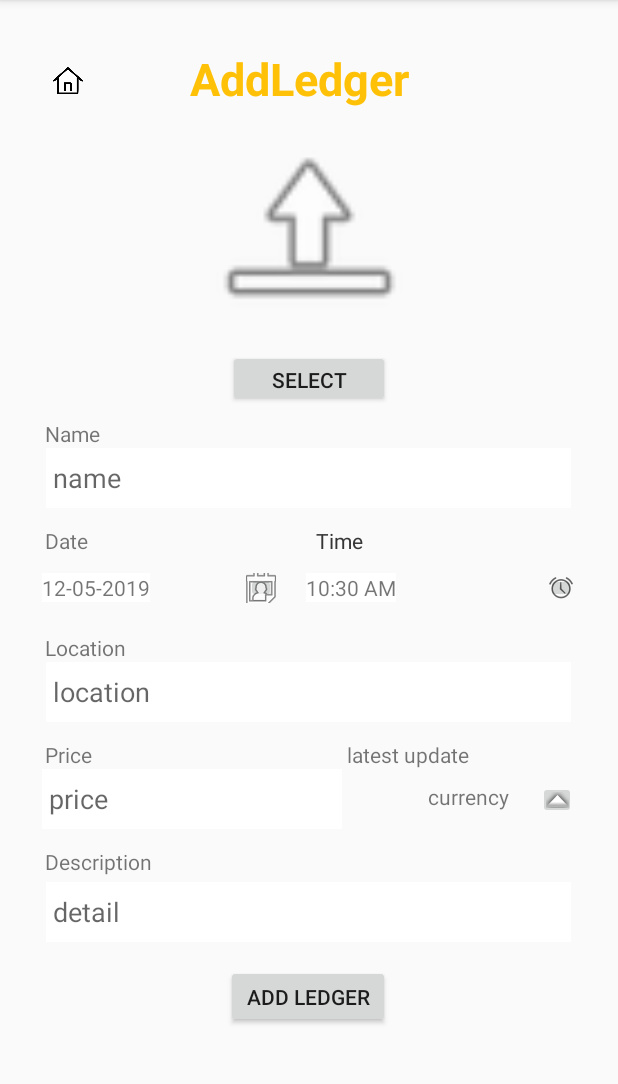
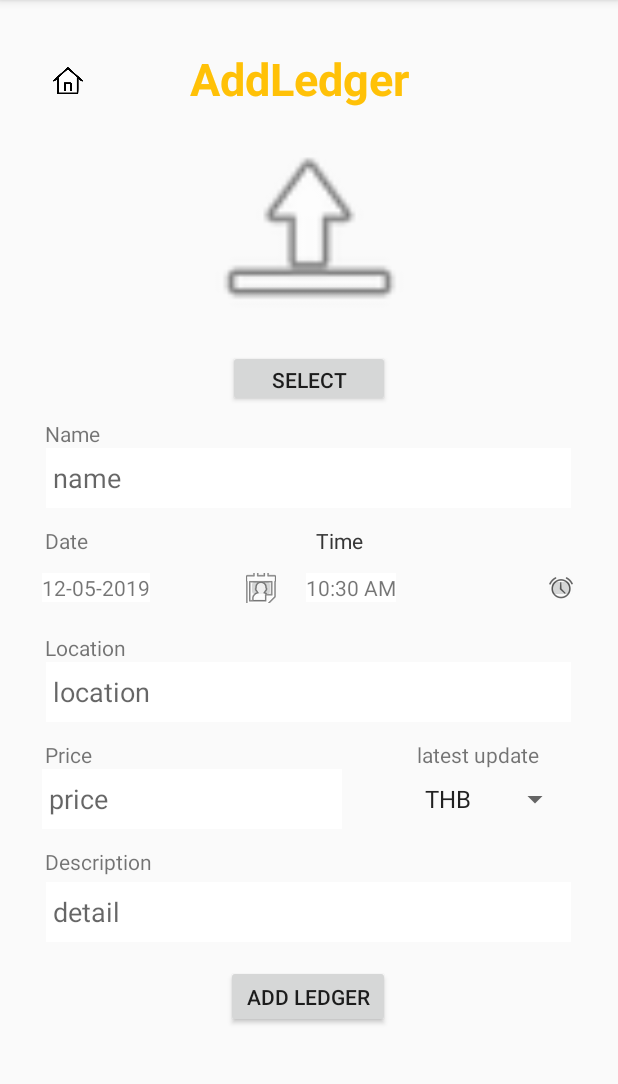
Before and after one commit to PittayutSothanakul/MemoL, an Android app: the AddLedgerActivity screen opened directly, with no data from a screen before it, on a phone screen of 412 x 824 dp, the part 84-1168 px from its top. Run offline under Robolectric (Android 15) with nearby library versions, the phone set to English and light mode, and no system bars; our stand-ins replace Firebase (no records; nobody signed in at launch, a user with empty details on screens opened directly); pictures from the network do not load; 2 statements that could not run were skipped.

Commit message:
add currency to firebase

```diff
--- a/app/build.gradle
+++ b/app/build.gradle
@@ -39,5 +39,4 @@ dependencies {
     implementation 'com.android.support:cardview-v7:27.1.1'
     implementation 'com.android.support:recyclerview-v7:27.1.1'
 
-
 }
--- a/app/src/main/java/com/example/memol/AddLedgerActivity.java
+++ b/app/src/main/java/com/example/memol/AddLedgerActivity.java
@@ -18,10 +18,13 @@ import android.support.v4.content.ContextCompat;
 import android.support.v7.app.AppCompatActivity;
 import android.util.Log;
 import android.view.View;
+import android.widget.AdapterView;
+import android.widget.ArrayAdapter;
 import android.widget.Button;
 import android.widget.DatePicker;
 import android.widget.ImageButton;
 import android.widget.ImageView;
+import android.widget.Spinner;
 import android.widget.TextView;
 import android.widget.TimePicker;
 import android.widget.Toast;
@@ -42,11 +45,11 @@ import java.util.Calendar;
 import java.util.Date;
 import java.util.Locale;
 
-public class AddLedgerActivity extends AppCompatActivity {
+public class AddLedgerActivity extends AppCompatActivity implements AdapterView.OnItemSelectedListener {
 
     private ImageView imageView;
     private Button selectButton, enterButton ;
-    private ImageButton dateButton, timeButton ,priceButton;
+    private ImageButton dateButton, timeButton ;
     private TextView nameText, dateText, timeText, locationText, priceText, descriptionText;
     private FirebaseAuth mAuth;
     private Firebase mRootRef;
@@ -56,7 +59,8 @@ public class AddLedgerActivity extends AppCompatActivity {
     private Uri imagesUri = null;
     private DatabaseReference mdatabaseRef;
     private StorageReference mStorage;
-    public  static TextView addLedger , lastestUpdateText, currencyText;
+    public  static TextView addLedger , lastestUpdateText;
+    public  static  Spinner spinner;
 
     @Override
     protected void onCreate(Bundle savedInstanceState) {
@@ -75,9 +79,11 @@ public class AddLedgerActivity extends AppCompatActivity {
         fetchCurrency process = new fetchCurrency();
         process.execute();
 
+
+
+
         selectButton = (Button) findViewById(R.id.selectButton);
         enterButton = (Button) findViewById(R.id.enterButton);
-        priceButton = (ImageButton) findViewById(R.id.priceButton);
         timeButton = (ImageButton) findViewById(R.id.timeButton);
         dateButton = (ImageButton) findViewById(R.id.dateButton);
         nameText = (TextView) findViewById(R.id.nameText);
@@ -87,10 +93,18 @@ public class AddLedgerActivity extends AppCompatActivity {
         locationText = (TextView) findViewById(R.id.locationText);
         descriptionText = (TextView) findViewById(R.id.descriptionText);
         imageView = (ImageView) findViewById(R.id.imageView);
+        spinner = (Spinner) findViewById(R.id.spinner);
 
         addLedger = (TextView) findViewById(R.id.addLedger);
         lastestUpdateText = (TextView) findViewById(R.id.lastestupdateText);
-        currencyText = (TextView) findViewById(R.id.currencyText);
+
+
+        ArrayAdapter<CharSequence> adapter = ArrayAdapter.createFromResource(this,
+                R.array.currency_arrays, android.R.layout.simple_spinner_item);
+        adapter.setDropDownViewResource(android.R.layout.simple_spinner_dropdown_item);
+
+        spinner.setAdapter(adapter);
+        spinner.setOnItemSelectedListener(this);
 
         dateText.setText(date_n);
         String am_pm;
@@ -199,8 +213,11 @@ public class AddLedgerActivity extends AppCompatActivity {
                 chileRef_time.setValue(mTime);
                 chileRef_location.setValue(mLocation);
                 chileRef_description.setValue(mDescription);
-                chileRef_price.setValue(mPrice);
 
+               ;
+
+
+                chileRef_price.setValue(mPrice +" "+ spinner.getSelectedItem().toString());
 
                 Toast.makeText(getApplicationContext(), "Update Info", Toast.LENGTH_SHORT).show();
 
@@ -210,13 +227,6 @@ public class AddLedgerActivity extends AppCompatActivity {
             }
         });
 
-
-        priceButton.setOnClickListener(new View.OnClickListener() {
-            @Override
-            public void onClick(View view) {
-
-            }
-        });
 
 
     }
@@ -286,5 +296,14 @@ public class AddLedgerActivity extends AppCompatActivity {
     }
 
 
+    @Override
+    public void onItemSelected(AdapterView<?> parent, View view, int position, long l) {
+        String text = parent.getItemAtPosition((position)).toString();
+        Toast.makeText(parent.getContext(),text ,Toast.LENGTH_SHORT).show();
+    }
 
+    @Override
+    public void onNothingSelected(AdapterView<?> adapterView) {
+
+    }
 }
--- a/app/src/main/java/com/example/memol/fetchCurrency.java
+++ b/app/src/main/java/com/example/memol/fetchCurrency.java
@@ -1,6 +1,7 @@
 package com.example.memol;
 
 import android.os.AsyncTask;
+import android.util.Log;
 
 import org.json.JSONArray;
 import org.json.JSONException;
@@ -13,12 +14,19 @@ import java.io.InputStreamReader;
 import java.net.HttpURLConnection;
 import java.net.MalformedURLException;
 import java.net.URL;
+import java.util.Iterator;
+import java.util.Map;
 
 public class fetchCurrency extends AsyncTask<Void,Void,Void> {
     String data ="";
     String dataParsed = "";
     String singleParsed ="";
     String date = "";
+    String rate = "";
+
+    int size = 0;
+    String []arraycurrency = new String[size];
+
     @Override
     protected Void doInBackground(Void... voids) {
         try {
@@ -35,20 +43,18 @@ public class fetchCurrency extends AsyncTask<Void,Void,Void> {
             }
 
             JSONObject jo = new JSONObject(data);
+//            JSONObject jc = jo.getJSONObject("rate");
+
+//            Iterator<String> iterator = jc.keys();
+//            while (iterator.hasNext()) {
+//                String key = iterator.next();
+//                Log.i("TAG","key:"+key +"--Value::"+jc.optString(key));
+//            }
+
             date = (String) jo.get("date");
 
-//            JSONArray JA = new JSONArray(data);
-//            for(int i =0 ;i <JA.length(); i++){
-//                JSONObject JO = (JSONObject) JA.get(i);
-//                singleParsed =  "Name:" + JO.get("name") + "\n"+
-//                        "Password:" + JO.get("password") + "\n"+
-//                        "Contact:" + JO.get("contact") + "\n"+
-//                        "Country:" + JO.get("country") + "\n";
-//
-//                dataParsed = dataParsed + singleParsed +"\n" ;
-//
-//
-//            }
+//            rate = (String) jo.get("rate");
+
 
         } catch (MalformedURLException e) {
             e.printStackTrace();
@@ -66,6 +72,7 @@ public class fetchCurrency extends AsyncTask<Void,Void,Void> {
         super.onPostExecute(aVoid);
 
         AddLedgerActivity.lastestUpdateText.setText("latest update " + this.date);
+//        AddLedgerActivity.spinner.setOnItemSelectedListener(this.arraycurrency);
 
     }
 }
--- a/app/src/main/res/layout/activity_addledger.xml
+++ b/app/src/main/res/layout/activity_addledger.xml
@@ -14,22 +14,9 @@
         android:layout_marginEnd="8dp"
         android:text="Lastest update"
         app:layout_constraintEnd_toEndOf="parent"
-        app:layout_constraintHorizontal_bias="0.717"
+        app:layout_constraintHorizontal_bias="0.867"
         app:layout_constraintStart_toStartOf="parent"
         app:layout_constraintTop_toBottomOf="@+id/locationText" />
-
-    <TextView
-        android:id="@+id/currencyText"
-        android:layout_width="wrap_content"
-        android:layout_height="wrap_content"
-        android:layout_marginStart="8dp"
-        android:layout_marginTop="80dp"
-        android:layout_marginEnd="8dp"
-        android:text="currency"
-        app:layout_constraintEnd_toEndOf="parent"
-        app:layout_constraintHorizontal_bias="0.811"
-        app:layout_constraintStart_toStartOf="parent"
-        app:layout_constraintTop_toBottomOf="@+id/textView7" />
 
     <TextView
         android:id="@+id/textView"
@@ -276,16 +263,6 @@
         app:layout_constraintTop_toBottomOf="@+id/textView" />
 
     <ImageButton
-        android:id="@+id/priceButton"
-        android:layout_width="25dp"
-        android:layout_height="25dp"
-        android:layout_marginTop="8dp"
-        android:layout_marginEnd="28dp"
-        app:layout_constraintEnd_toEndOf="parent"
-        app:layout_constraintTop_toTopOf="@+id/priceText"
-        app:srcCompat="@android:drawable/arrow_up_float" />
-
-    <ImageButton
         android:id="@+id/homeButton"
         android:layout_width="20dp"
         android:layout_height="20dp"
@@ -298,4 +275,16 @@
         app:layout_constraintTop_toTopOf="parent"
         app:srcCompat="@drawable/home" />
 
+    <Spinner
+        android:id="@+id/spinner"
+        android:layout_width="105dp"
+        android:layout_height="40dp"
+        android:layout_marginStart="8dp"
+        android:layout_marginEnd="28dp"
+        android:hint=" currency"
+        app:layout_constraintEnd_toEndOf="parent"
+        app:layout_constraintHorizontal_bias="0.928"
+        app:layout_constraintStart_toEndOf="@+id/priceText"
+        app:layout_constraintTop_toBottomOf="@+id/lastestupdateText" />
+
 </android.support.constraint.ConstraintLayout>
--- /dev/null
+++ b/app/src/main/res/values/currency_array.xml
@@ -0,0 +1,45 @@
+<?xml version="1.0" encoding="utf-8"?>
+<resources>
+
+    <string name="currency_name">ChooseCurrency</string>
+
+    <string-array name="currency_arrays">
+
+        <item>THB</item>
+        <item>JPY</item>
+        <item>AUD</item>
+        <item>BGN</item>
+        <item>BRL</item>
+        <item>CAD</item>
+        <item>CHF</item>
+        <item>CNY</item>
+        <item>CZK</item>
+        <item>DKK</item>
+        <item>GBP</item>
+        <item>HKD</item>
+        <item>HRK</item>
+        <item>HUF</item>
+        <item>IDR</item>
+        <item>ILS</item>
+        <item>INR</item>
+        <item>ISK</item>
+        <item>KRW</item>
+        <item>MXN</item>
+        <item>MYR</item>
+        <item>NOK</item>
+        <item>NZD</item>
+        <item>PHP</item>
+        <item>PLN</item>
+        <item>RON</item>
+        <item>RUB</item>
+        <item>SEK</item>
+        <item>SGD</item>
+        <item>TRY</item>
+        <item>USD</item>
+        <item>ZAR</item>
+
+
+
+    </string-array>
+
+</resources>
```
